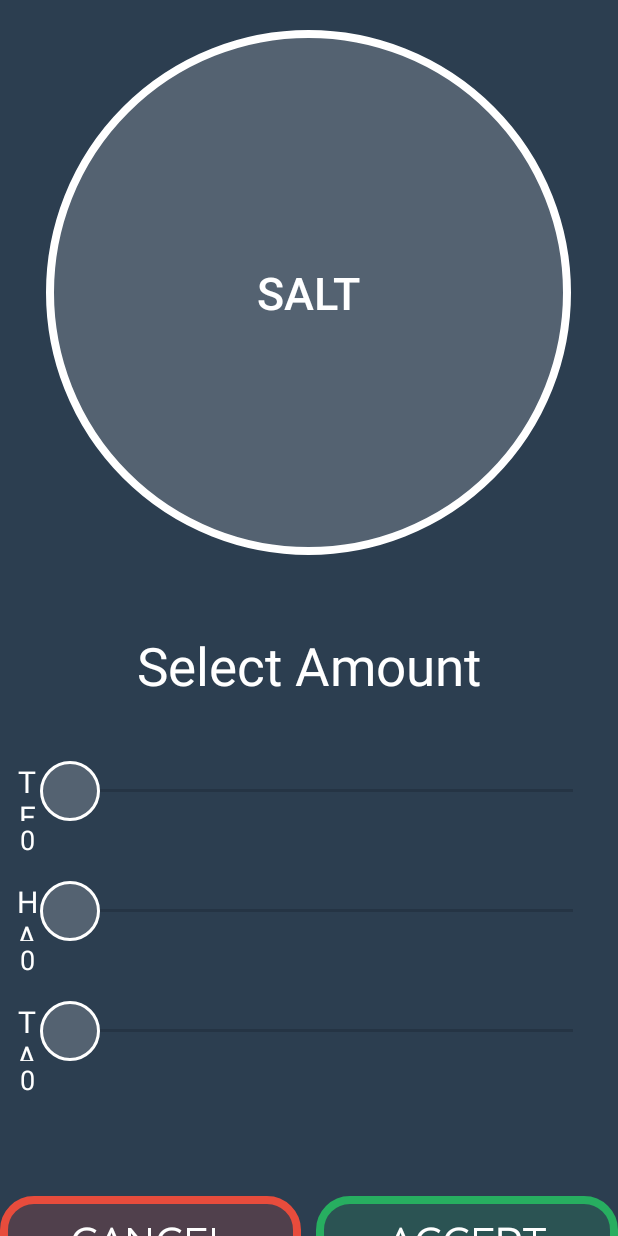
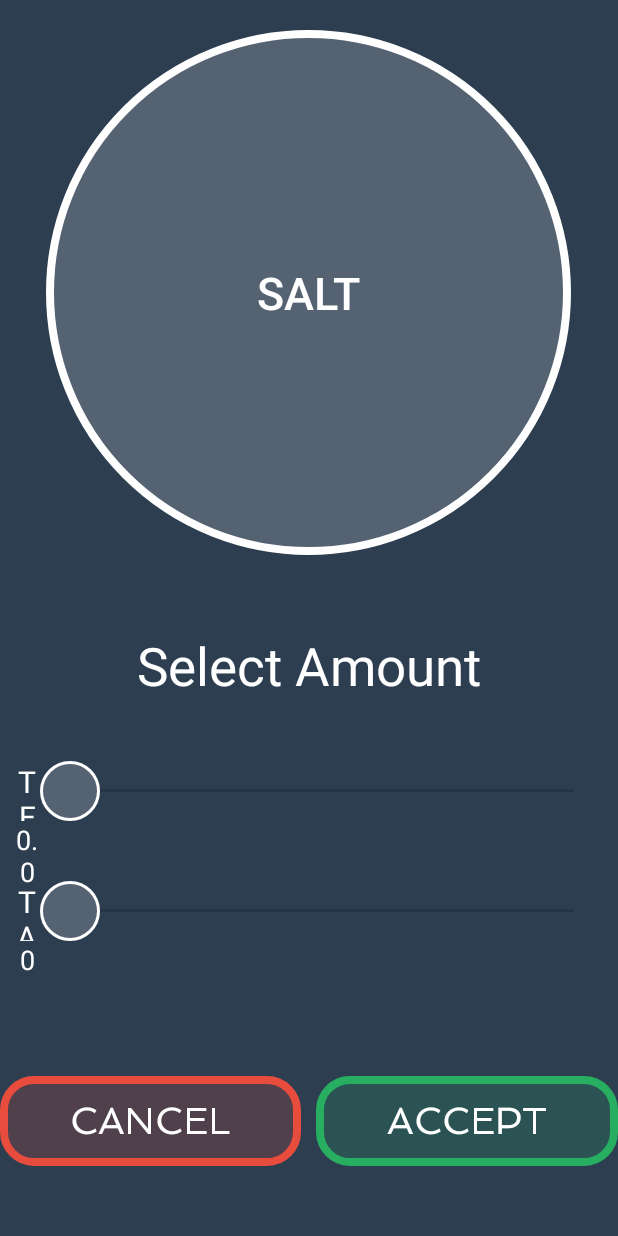
Before and after one commit to zhexxian/Souschef1.0, an Android app: the screen it shows after launch (IngredientAmountActivity), after a tap on "SALT", on a phone screen of 412 x 824 dp. Run offline under Robolectric (Android 15) with nearby library versions, the phone set to English and light mode, and no system bars.

Commit message:
-added to do, please refer

```diff
--- a/app/src/main/java/com/example/zhexian/souschef10/IngredientAmountActivity.java
+++ b/app/src/main/java/com/example/zhexian/souschef10/IngredientAmountActivity.java
@@ -26,11 +26,12 @@ public class IngredientAmountActivity extends AppCompatActivity implements View.
     String title;
     int indexIng;
     String measurement = "";
-    int[] quant=new int[3];
-    int[] oldQuant = new int[4];
+    int[] quant=new int[2];
+    int[] oldQuant = new int[3];
     public TextView teaspoonQuant;
-    public TextView halfTablespoonQuant;
     public TextView tablespoonQuant;
+    public SeekBar teaspoon;
+    public SeekBar tablespoon;
     @Override
     protected void onCreate(Bundle savedInstanceState) {
         super.onCreate(savedInstanceState);
@@ -50,47 +51,26 @@ public class IngredientAmountActivity extends AppCompatActivity implements View.
         });
 
         teaspoonQuant = (TextView) findViewById(R.id.teaspoonQuant);
-        halfTablespoonQuant = (TextView) findViewById(R.id.halfTablespoonQuant);
         tablespoonQuant = (TextView) findViewById(R.id.tablespoonQuant);
 
 
         Typeface myTypeface = Typeface.createFromAsset(getAssets(), "fonts/Spinnaker-Regular.ttf");
         Button acceptButton = (Button)findViewById(R.id.button20);
         Button cancelButton = (Button)findViewById(R.id.button21);
-        //Button teaSpoon = (Button) findViewById(R.id.button16);
-        SeekBar teaspoon = (SeekBar) findViewById(R.id.tspSeek);
-       // Button halfTableSpoon = (Button) findViewById(R.id.button17);
-        //Button tableSpoon = (Button) findViewById(R.id.button18);
-        SeekBar halfTablespoon = (SeekBar) findViewById(R.id.htbspSeek);
-        SeekBar tablespoon = (SeekBar) findViewById(R.id.tbspSeek);
+        teaspoon = (SeekBar) findViewById(R.id.tspSeek);
+        tablespoon = (SeekBar) findViewById(R.id.tbspSeek);
 
-
+        teaspoon.setProgress(oldQuant[1]);
+        tablespoon.setProgress(oldQuant[2]);
         acceptButton.setOnClickListener(this);
         cancelButton.setOnClickListener(this);
-/*        teaSpoon.setOnClickListener(this);
-        halfTablespoon.setOnClickListener(this);
-        tablespoon.setOnClickListener(this);*/
-
         teaspoon.setOnSeekBarChangeListener(new SeekBar.OnSeekBarChangeListener() {
             @Override
             public void onProgressChanged(SeekBar seekBar, int progress, boolean fromUser) {
-                teaspoonQuant.setText(""+progress);
-            }
+                double myProg = 0.5*progress;
+                teaspoonQuant.setText(""+myProg);
+                tablespoon.setProgress(0);
 
-            @Override
-            public void onStartTrackingTouch(SeekBar seekBar) {
-
-            }
-
-            @Override
-            public void onStopTrackingTouch(SeekBar seekBar) {
-
-            }
-        });
-        halfTablespoon.setOnSeekBarChangeListener(new SeekBar.OnSeekBarChangeListener() {
-            @Override
-            public void onProgressChanged(SeekBar seekBar, int progress, boolean fromUser) {
-                halfTablespoonQuant.setText(""+progress);
             }
 
             @Override
@@ -106,7 +86,9 @@ public class IngredientAmountActivity extends AppCompatActivity implements View.
         tablespoon.setOnSeekBarChangeListener(new SeekBar.OnSeekBarChangeListener() {
             @Override
             public void onProgressChanged(SeekBar seekBar, int progress, boolean fromUser) {
-                tablespoonQuant.setText(""+progress);
+                tablespoonQuant.setText("" + progress);
+                teaspoon.setProgress(0);
+
             }
 
             @Override
@@ -122,11 +104,6 @@ public class IngredientAmountActivity extends AppCompatActivity implements View.
 
         acceptButton.setTypeface(myTypeface);
         cancelButton.setTypeface(myTypeface);
-        //teaSpoon.setTypeface(myTypeface);
-        //halfTableSpoon.setTypeface(myTypeface);
-        //tableSpoon.setTypeface(myTypeface);
-
-
     }
 
     private void editIngredient() {
@@ -201,6 +178,23 @@ public class IngredientAmountActivity extends AppCompatActivity implements View.
                 title = ingName.getText().toString();
                 Intent intent = new Intent();
                 intent.putExtra("Title", title);
+                double teaspoonValue = teaspoon.getProgress();
+                double tablespoonValue = tablespoon.getProgress();
+                if(teaspoonValue/6.0>tablespoonValue){
+                    quant[0]= teaspoon.getProgress();
+                    quant[1] = 0;
+                    measurement="Xtsp";
+                }
+                else if(teaspoonValue/6.0<tablespoonValue){
+                    quant[0]= teaspoon.getProgress();
+                    quant[1] = 0;
+                    measurement="Xtsp";
+                }
+                else{
+                    quant[0]=0;
+                    quant[1]=tablespoon.getProgress();
+                    measurement="Xtbsp";
+                }
                 intent.putExtra("Measurement", measurement);
                 intent.putExtra("Quant",quant);
                 setResult(IngredientAmountActivity.RESULT_OK, intent);
@@ -211,70 +205,6 @@ public class IngredientAmountActivity extends AppCompatActivity implements View.
                 setResult(IngredientAmountActivity.RESULT_CANCELED, intent1);
                 finish();
                 break;
-
-/*
-            case R.id.button16:
-                input.append("0");
-                alert.setView(input);
-
-                alert.setPositiveButton("Accept", new DialogInterface.OnClickListener() {
-                    public void onClick(DialogInterface dialog, int whichButton) {
-                        String newQuantity = input.getText().toString();
-                        Button teaSpoon = (Button) findViewById(R.id.button16);
-                        quant[0] = Integer.parseInt(newQuantity);
-                        measurement = "Xtsp";
-                        teaSpoon.setText(quant[0] + "xteaspoon");
-                    }
-                });
-
-                alert.setNegativeButton("Cancel", new DialogInterface.OnClickListener() {
-                    public void onClick(DialogInterface dialog, int whichButton) {
-                    }
-                });
-                alert.show();
-                break;*/
-
-/*            case R.id.button17:
-                input.append("0");
-                alert.setView(input);
-
-                alert.setPositiveButton("Accept", new DialogInterface.OnClickListener() {
-                    public void onClick(DialogInterface dialog, int whichButton) {
-                        String newQuantity = input.getText().toString();
-                        Button teaSpoon = (Button) findViewById(R.id.button17);
-                        quant[1] = Integer.parseInt(newQuantity);
-                        measurement = "X1/2tbsp";
-                        teaSpoon.setText(quant[1] + "x1/2 tbspoon");
-                    }
-                });
-
-                alert.setNegativeButton("Cancel", new DialogInterface.OnClickListener() {
-                    public void onClick(DialogInterface dialog, int whichButton) {
-                    }
-                });
-                alert.show();
-                break;
-
-            case R.id.button18:
-                input.append("0");
-                alert.setView(input);
-                alert.setPositiveButton("Accept", new DialogInterface.OnClickListener() {
-                    public void onClick(DialogInterface dialog, int whichButton) {
-                        String newQuantity = input.getText().toString();
-                        Button teaSpoon = (Button) findViewById(R.id.button18);
-                        quant[2] = Integer.parseInt(newQuantity);
-                        measurement = "Xtbsp";
-                        teaSpoon.setText(quant[2] + "xTbspoon");
-                    }
-                });
-                alert.setNegativeButton("Cancel", new DialogInterface.OnClickListener() {
-                    public void onClick(DialogInterface dialog, int whichButton) {
-                    }
-                });
-                alert.show();
-                break;*/
         }
-
-
     }
 }
--- a/app/src/main/java/com/example/zhexian/souschef10/RecipeListActivity.java
+++ b/app/src/main/java/com/example/zhexian/souschef10/RecipeListActivity.java
@@ -48,7 +48,7 @@ public class RecipeListActivity extends AppCompatActivity implements View.OnClic
     public void onClick(View v){
         switch (v.getId()){
             case R.id.imageView:
-                String curryRecipe = "0 0 0 0:1 4 0 0:0 0 0 0:0 0 0 0:1 0 3 0:0 0 0 0:1 0 0 4:0 0 0 0:0 0 0 0:0 0 0 0:0 0 0 0:0 0 0 0";
+                String curryRecipe = "0 0 0:1 4 0:0 0 0:0 0 0:1 0 3:0 0 0:1 0 4:0 0 0:0 0 0:0 0 0:0 0 0:0 0 0";
                 Intent intent = new Intent();
                 intent.putExtra("Recipe", curryRecipe);
                 setResult(RecipeListActivity.RESULT_OK,intent);
--- a/app/src/main/res/layout/ingredient_amount_main.xml
+++ b/app/src/main/res/layout/ingredient_amount_main.xml
@@ -64,7 +64,7 @@
             android:id="@+id/tspSeek"
             android:paddingLeft="8dip"
             android:paddingRight="8dip"
-            android:max="5"
+            android:max="10"
             android:layout_width="375dip"
             android:layout_height="wrap_content"
             android:thumb="@drawable/seekbar_thumb_selector"
@@ -80,10 +80,10 @@
 
 
         <SeekBar
-            android:id="@+id/htbspSeek"
+            android:id="@+id/tbspSeek"
             android:paddingLeft="8dip"
             android:paddingRight="8dip"
-            android:max="5"
+            android:max="3"
             android:layout_width="375dip"
             android:layout_height="wrap_content"
             android:thumb="@drawable/seekbar_thumb_selector"
@@ -98,40 +98,7 @@
             />
 
         <TextView
-            android:layout_width="wrap_content"
-            android:layout_height="wrap_content"
-            android:textAppearance="?android:attr/textAppearanceMedium"
-            android:text="HALF TABLESPOON"
-            android:id="@+id/textView4"
-            android:textSize="20dp"
-            android:gravity="center"
-            android:textColor="#ffffff"
-            android:layout_alignBottom="@+id/htbspSeek"
-            android:layout_toLeftOf="@+id/htbspSeek"
-            android:layout_alignLeft="@+id/teaspoonText"
-            android:layout_alignStart="@+id/teaspoonText"
-            android:layout_alignTop="@+id/htbspSeek" />
-
-        <SeekBar
-            android:id="@+id/tbspSeek"
-            android:paddingLeft="8dip"
-            android:paddingRight="8dip"
-            android:max="5"
-            android:layout_width="375dip"
-            android:layout_height="wrap_content"
-            android:thumb="@drawable/seekbar_thumb_selector"
-            android:paddingStart="20dp"
-            android:paddingEnd="20dp"
-            android:minHeight="11dip"
-            android:maxHeight="11dip"
-            android:layout_below="@+id/htbspSeek"
-            android:layout_alignRight="@+id/htbspSeek"
-            android:layout_alignEnd="@+id/htbspSeek"
-            android:layout_marginTop="40dp"
-            />
-
-        <TextView
-            android:layout_width="wrap_content"
+            android:layout_width="fill_parent"
             android:layout_height="wrap_content"
             android:textAppearance="?android:attr/textAppearanceMedium"
             android:text="TABLESPOON"
@@ -140,10 +107,10 @@
             android:gravity="center"
             android:textColor="#ffffff"
             android:layout_alignBottom="@+id/tbspSeek"
+            android:layout_alignTop="@+id/tbspSeek"
             android:layout_toLeftOf="@+id/tbspSeek"
-            android:layout_alignLeft="@+id/textView4"
-            android:layout_alignStart="@+id/textView4"
-            android:layout_alignTop="@+id/tbspSeek" />
+            android:layout_alignLeft="@+id/teaspoonQuant"
+            android:layout_alignStart="@+id/teaspoonQuant" />
 
 
         <TextView
@@ -211,30 +178,16 @@
             android:layout_width="wrap_content"
             android:layout_height="wrap_content"
             android:textAppearance="?android:attr/textAppearanceMedium"
-            android:text="0"
+            android:text="0.0"
             android:id="@+id/teaspoonQuant"
             android:layout_below="@+id/teaspoonText"
             android:layout_toLeftOf="@+id/tspSeek"
             android:layout_alignLeft="@+id/teaspoonText"
             android:layout_alignStart="@+id/teaspoonText"
-            android:layout_above="@+id/textView4"
+            android:layout_above="@+id/textView3"
             android:textAlignment="center"
             android:textColor="#ffffff"
             />
-
-        <TextView
-            android:layout_width="wrap_content"
-            android:layout_height="wrap_content"
-            android:textAppearance="?android:attr/textAppearanceMedium"
-            android:text="0"
-            android:id="@+id/halfTablespoonQuant"
-            android:textAlignment="center"
-            android:textColor="#ffffff"
-            android:layout_below="@+id/textView4"
-            android:layout_toLeftOf="@+id/htbspSeek"
-            android:layout_alignLeft="@+id/textView4"
-            android:layout_alignStart="@+id/textView4"
-            android:layout_above="@+id/textView5" />
 
         <TextView
             android:layout_width="wrap_content"
@@ -245,10 +198,11 @@
             android:textAlignment="center"
             android:textColor="#ffffff"
             android:layout_below="@+id/textView5"
-            android:layout_toLeftOf="@+id/htbspSeek"
-            android:layout_alignLeft="@+id/textView4"
-            android:layout_alignStart="@+id/textView4"
-            />
+            android:layout_alignRight="@+id/textView5"
+            android:layout_alignEnd="@+id/textView5"
+            android:layout_toLeftOf="@+id/tbspSeek"
+            android:layout_alignLeft="@+id/textView5"
+            android:layout_alignStart="@+id/textView5" />
 
 
     </RelativeLayout>
```
Also changed, not shown: app/src/main/java/com/example/zhexian/souschef10/MainActivity.java (+36 -19 lines).
